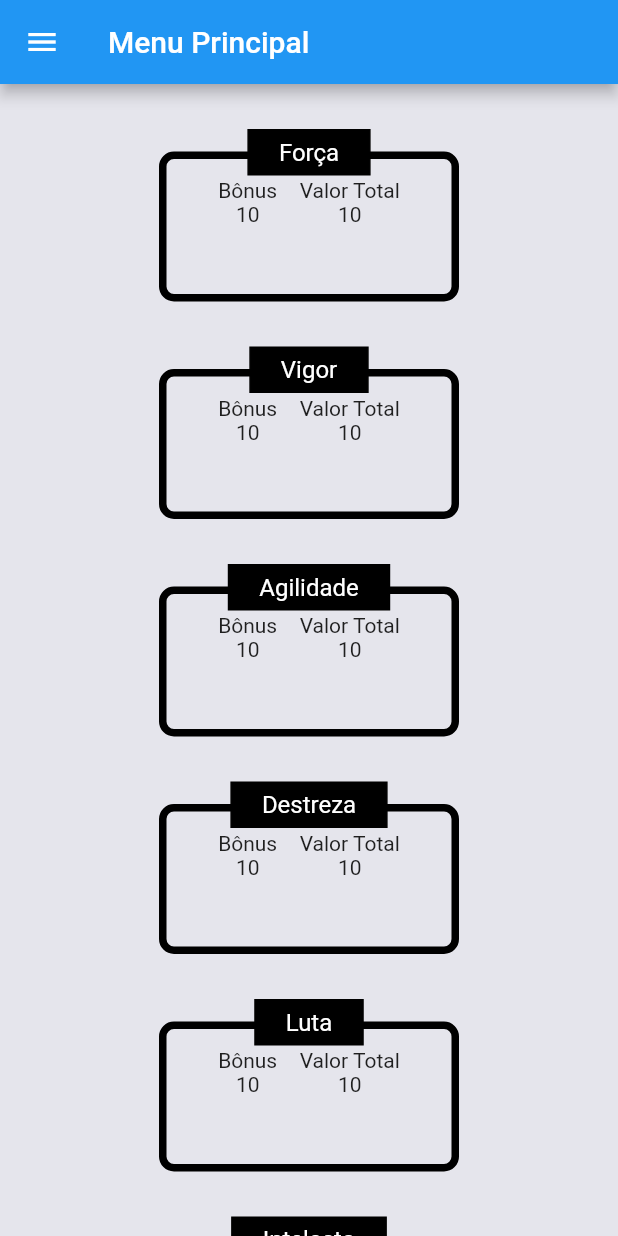
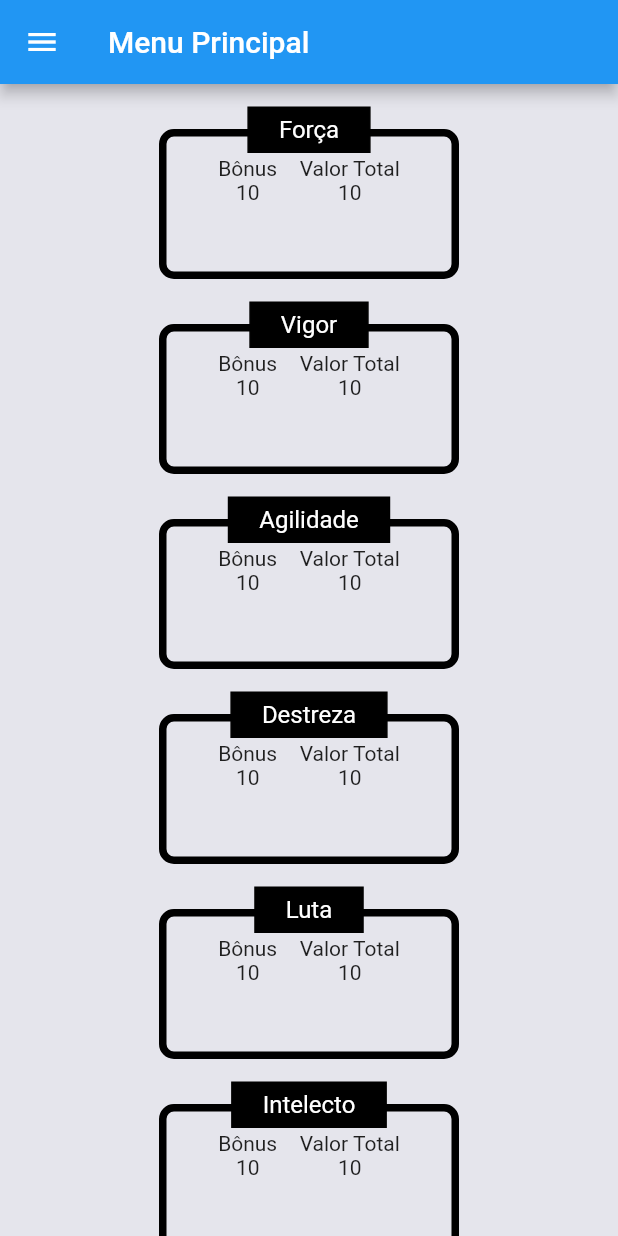
Before and after one commit to B0yEditi0n/FabricaDoMultiverso, a Flutter app: the screen it shows after launch, after a tap on "Efetuar login", after a tap on "Habilidades", on a phone screen of 412 x 824 dp. Run offline on Flutter 3.47's test engine with Material 2 defaults, Android fonts, the phone set to English and light mode, and no system bars; our stand-ins replace firebase_core; accounts and stored records are empty.

Commit message:
adicionado scroll nas habilidades

```diff
--- a/lib/habilidades.dart
+++ b/lib/habilidades.dart
@@ -8,7 +8,7 @@ class habilidadesTela extends StatefulWidget {
 }
 
 class _habilidadesTelaState extends State<habilidadesTela> {
-  var buildHanilidade = new HabilidadeBuilder();
+  var buildHanilidade = HabilidadeBuilder();
   @override
   Widget build(BuildContext context) {
     return Scaffold(
@@ -26,11 +26,11 @@ class _habilidadesTelaState extends State<habilidadesTela> {
 
             )
         ),
-      body: Container(
+      body:
+      SingleChildScrollView(
+        // slivers: <Widget>[
+          child: Container(
             width: double.infinity,
-
-        alignment: Alignment.center,
-
             // color: Color.fromARGB(255, 255, 0, 0),
 
             child: Align(
@@ -48,109 +48,12 @@ class _habilidadesTelaState extends State<habilidadesTela> {
                   buildHanilidade.habilidadeCaixa('Intelecto', '10', '10'),
                   buildHanilidade.habilidadeCaixa('Prontidão', '10', '10'),
                   buildHanilidade.habilidadeCaixa('Presença', '10', '10'),
-              // Widget de Habilidade
-              // Container(
-              //   child: Padding(
-              //     padding: const EdgeInsets.only(top: 30),
-              //     child: Stack(
-              //       children: [
-              //         // Caixa de Habilidade
-              //         Align(
-              //           child: Positioned(
-              //             child: Container(
-              //               // Tamanho e Proporção
-              //               alignment: Alignment.center,
-              //               margin: const EdgeInsets.only(top: 15),
-              //               width: 200,
-              //               height: 100,
-
-              //               // Decoração
-              //               decoration: BoxDecoration(
-              //                 // color: Colors.white,
-              //                 // border: Border.all(color: Colors.black),
-              //                 border: Border.all(
-              //                   color: Colors.black,
-              //                   width: 5,
-              //                   style: BorderStyle.solid
-              //                 ),
-
-              //                 borderRadius: BorderRadius.circular(10),
-              //               ),
-
-              //               child: Column(children: [
-
-              //                 Center(
-              //                   child: Padding(
-              //                     padding: const EdgeInsets.only(top: 13),
-              //                     child: Row(
-              //                       mainAxisAlignment: MainAxisAlignment.center,
-              //                       children: [
-              //                           Container(
-              //                             child: Column(
-              //                               children: [
-              //                                 Text('Bônus'),
-              //                                 Text('10')
-              //                               ]
-              //                             ),
-              //                           ),
-              //                           // Espaço em Branco
-              //                           const SizedBox(
-              //                             width: 15,
-              //                           ),
-              //                           Column(
-              //                             children: [
-              //                               Text('Valor Total'),
-              //                               Text('10')
-              //                             ],
-              //                           ),
-
-              //                       ]
-              //                     ),
-              //                   ),
-              //                 ),
-
-              //               ],),
-
-              //             ),
-              //           ),
-              //         ),
-              //         //FIM: Caixa de Habilidade
-
-              //         //  Barra de Titulo
-              //         Align(
-              //           child: Positioned(
-              //             top: 0,
-              //             child:
-              //             Container(
-              //               decoration: BoxDecoration(
-              //                 color: Colors.black,
-              //                 border: Border.all(color: Colors.black),
-              //               ),
-              //               child: const Padding(
-              //                 padding: EdgeInsets.symmetric(vertical: 5, horizontal: 20),
-              //                 child: Text('Força',
-              //                 textAlign: TextAlign.center,
-              //                 style: TextStyle(
-              //                   //fontWeight: FontWeight.bold,
-              //                   fontSize: 16,
-              //                   color: Colors.white,
-              //                   ),
-              //                 ),
-              //               ),
-              //             ),
-              //           ),
-              //         ),
-              //         //  Barra de Titulo
-
-
-              //       ],
-              //     ),
-              //   ),
-              // ),
                 ],
               ),
             )
           ),
+    // ]
+    )
     );
   }
 }
--- a/lib/login.dart
+++ b/lib/login.dart
@@ -25,7 +25,7 @@ class loginPageScreen extends State<loginPage> {
           title: const Text('Fabrica do Multiverso'),
           actions: [
             IconButton(
-              icon: Icon(Icons.search),
+              icon: const Icon(Icons.search),
               tooltip: 'Search',
               onPressed: clLogin.btnLogin(context),
                 // clLogin.btnLogin(context),
--- a/lib/widgets/habilidadeBuilder.dart
+++ b/lib/widgets/habilidadeBuilder.dart
@@ -3,14 +3,14 @@ import 'package:flutter/material.dart';
 class HabilidadeBuilder {
   habilidadeCaixa(String titulo, String bonus, String total){
     return(
-
       Padding(
-          padding: const EdgeInsets.only(top: 30),
-          child: Stack(
+      padding: EdgeInsets.only(top: 15),
+      child: (
+        Stack(
           children: [
             // Caixa de Habilidade
             Align(
-                child: Positioned(
+              // child: Positioned(
                 child: Container(
                   // Tamanho e Proporção
                   alignment: Alignment.center,
@@ -66,13 +66,14 @@ class HabilidadeBuilder {
                   ],),
 
                 ),
-                ),
+              // ),
             ),
             //FIM: Caixa de Habilidade
+
             //  Barra de Titulo
             Align(
-                child: Positioned(
-                  top: 0,
+              // child: Positioned(
+                // top: 0,
                 child:
                 Container(
                   decoration: BoxDecoration(
@@ -80,7 +81,7 @@ class HabilidadeBuilder {
                     border: Border.all(color: Colors.black),
                   ),
                   child: Padding(
-                      padding: EdgeInsets.symmetric(vertical: 5, horizontal: 20),
+                    padding: const EdgeInsets.symmetric(vertical: 5, horizontal: 20),
                     child: Text(titulo,
                     textAlign: TextAlign.center,
                     style:const  TextStyle(
@@ -91,10 +92,12 @@ class HabilidadeBuilder {
                     ),
                   ),
                 ),
-                ),
+              // ),
             ),
             //  Barra de Titulo
           ],
+        )
+
       ),
       )
     );
```
Lines whose indentation alone changed are shown as unchanged.
